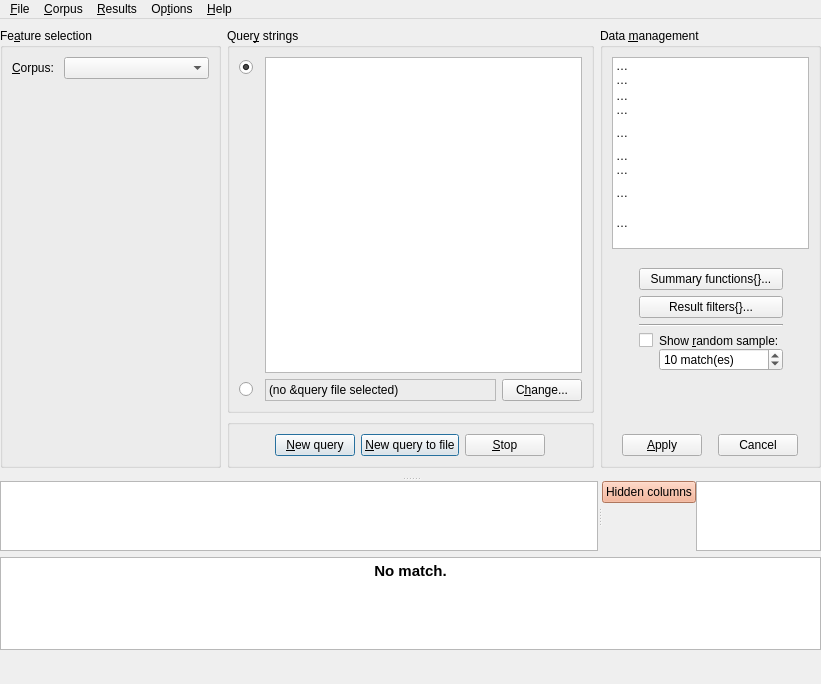
This is coquery/gui/ui/coquery.ui in gkunter/coquery as Qt 5 draws it before an edit. The edited form follows.
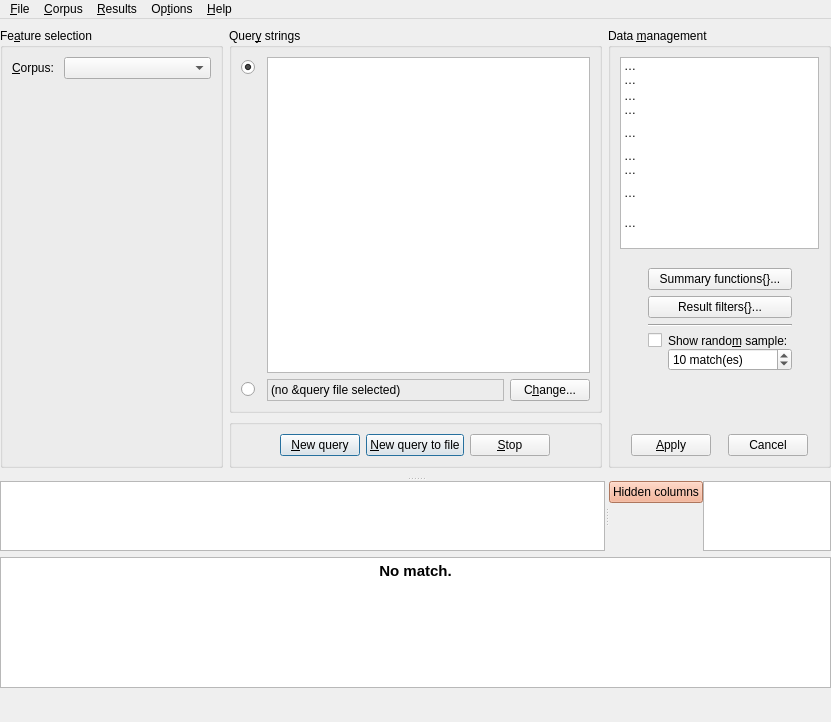
This is the edited form. Icons and pictures are not drawn. Custom widgets are drawn as their Qt base class.

Commit message: Provide SQL viewer

Diff of the .ui file:
```diff
--- a/coquery/gui/ui/coquery.ui
+++ b/coquery/gui/ui/coquery.ui
@@ -6,8 +6,8 @@
    <rect>
     <x>0</x>
     <y>0</y>
-    <width>821</width>
-    <height>684</height>
+    <width>831</width>
+    <height>722</height>
    </rect>
   </property>
   <property name="windowTitle">
@@ -739,7 +739,7 @@
                  <item row="0" column="1">
                   <widget class="QLabel" name="label">
                    <property name="text">
-                    <string>Show &amp;random sample:</string>
+                    <string>Show rando&amp;m sample:</string>
                    </property>
                    <property name="buddy">
                     <cstring>spin_sample_size</cstring>
@@ -1088,8 +1088,8 @@
            <string>&lt;!DOCTYPE HTML PUBLIC &quot;-//W3C//DTD HTML 4.0//EN&quot; &quot;http://www.w3.org/TR/REC-html40/strict.dtd&quot;&gt;
 &lt;html&gt;&lt;head&gt;&lt;meta name=&quot;qrichtext&quot; content=&quot;1&quot; /&gt;&lt;style type=&quot;text/css&quot;&gt;
 p, li { white-space: pre-wrap; }
-&lt;/style&gt;&lt;/head&gt;&lt;body style=&quot; font-family:'Oxygen-Sans'; font-size:11pt; font-weight:400; font-style:normal;&quot;&gt;
-&lt;p align=&quot;center&quot; style=&quot; margin-top:0px; margin-bottom:0px; margin-left:0px; margin-right:0px; -qt-block-indent:0; text-indent:0px;&quot;&gt;&lt;span style=&quot; font-family:'Droid Sans'; font-weight:600;&quot;&gt;No match.&lt;/span&gt;&lt;/p&gt;&lt;/body&gt;&lt;/html&gt;</string>
+&lt;/style&gt;&lt;/head&gt;&lt;body style=&quot; font-family:'Noto Sans [GOOG]'; font-size:10pt; font-weight:400; font-style:normal;&quot;&gt;
+&lt;p align=&quot;center&quot; style=&quot; margin-top:0px; margin-bottom:0px; margin-left:0px; margin-right:0px; -qt-block-indent:0; text-indent:0px;&quot;&gt;&lt;span style=&quot; font-family:'Droid Sans'; font-size:11pt; font-weight:600;&quot;&gt;No match.&lt;/span&gt;&lt;/p&gt;&lt;/body&gt;&lt;/html&gt;</string>
           </property>
           <property name="textInteractionFlags">
            <set>Qt::NoTextInteraction</set>
@@ -1121,8 +1121,8 @@
     <rect>
      <x>0</x>
      <y>0</y>
-     <width>821</width>
-     <height>26</height>
+     <width>831</width>
+     <height>30</height>
     </rect>
    </property>
    <widget class="QMenu" name="menuFile">
```
Left out of the diff: 68 changed lines with no effect on the pictures. The commit also changes 2 other files.
